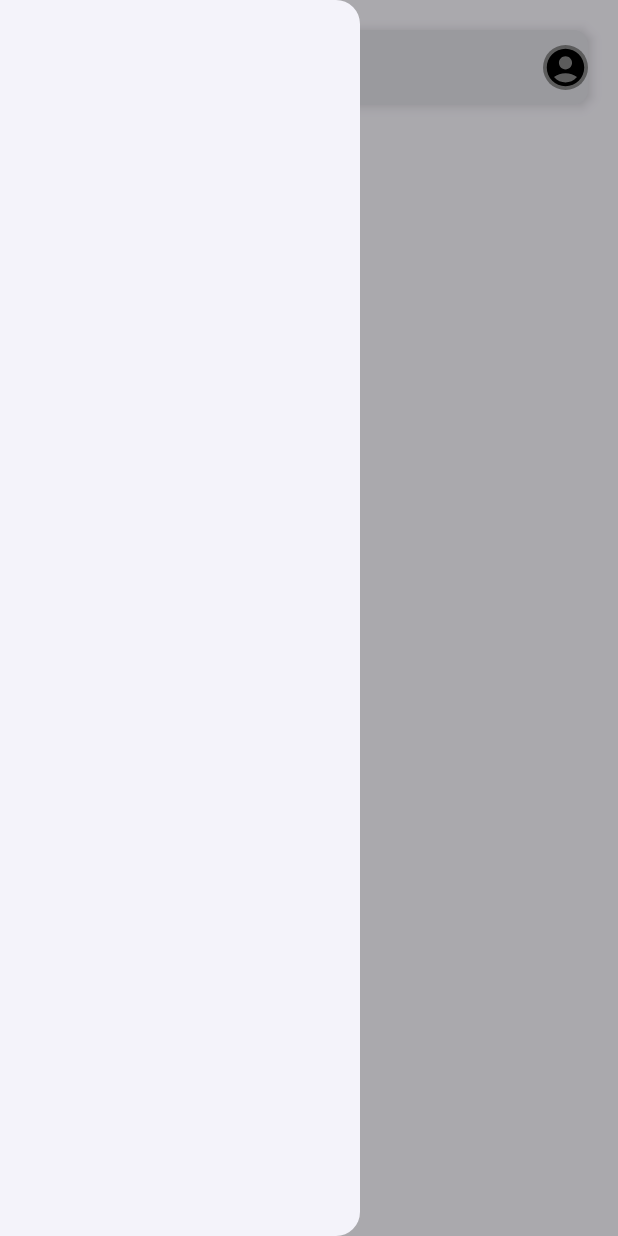
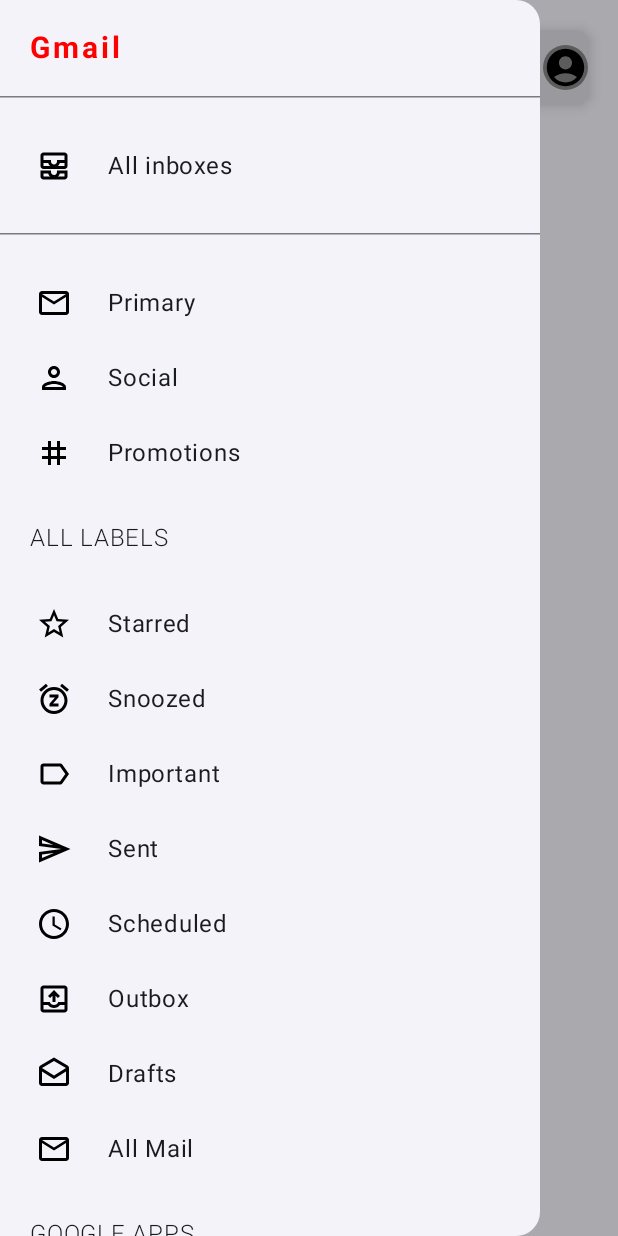
Before and after one commit to darjijignesh/GmailClone, an Android app built with Jetpack Compose: the screen it shows after launch (MainActivity), after a tap on "Menu", on a phone screen of 412 x 824 dp. Run offline under Robolectric (Android 15) with nearby library versions, the phone set to English and light mode, and no system bars.

Commit message:
Created Material3 Drawer with Raw Data

```diff
--- a/app/build.gradle.kts
+++ b/app/build.gradle.kts
@@ -59,6 +59,7 @@ dependencies {
     implementation(libs.androidx.ui.graphics)
     implementation(libs.androidx.ui.tooling.preview)
     implementation(libs.androidx.material3)
+    implementation(libs.androidx.material3.icon)
     testImplementation(libs.junit)
     androidTestImplementation(libs.androidx.junit)
     androidTestImplementation(libs.androidx.espresso.core)
--- /dev/null
+++ b/app/src/main/java/com/jignesh/gmailclone/DrawerMenuData.kt
@@ -0,0 +1,121 @@
+package com.jignesh.gmailclone
+
+import androidx.compose.material.icons.Icons
+import androidx.compose.material.icons.automirrored.outlined.Help
+import androidx.compose.material.icons.automirrored.outlined.Label
+import androidx.compose.material.icons.automirrored.outlined.Send
+import androidx.compose.material.icons.outlined.AllInbox
+import androidx.compose.material.icons.outlined.CalendarToday
+import androidx.compose.material.icons.outlined.Contacts
+import androidx.compose.material.icons.outlined.Drafts
+import androidx.compose.material.icons.outlined.Mail
+import androidx.compose.material.icons.outlined.MailOutline
+import androidx.compose.material.icons.outlined.Outbox
+import androidx.compose.material.icons.outlined.Person
+import androidx.compose.material.icons.outlined.Schedule
+import androidx.compose.material.icons.outlined.Settings
+import androidx.compose.material.icons.outlined.Snooze
+import androidx.compose.material.icons.outlined.StarOutline
+import androidx.compose.material.icons.outlined.Tag
+import androidx.compose.ui.graphics.vector.ImageVector
+
+sealed class DrawerMenuData(
+    val icon: ImageVector? = null, val title: String? = null,
+    val isDivider: Boolean = false, val isHeader: Boolean = false
+) {
+    object AllInboxes : DrawerMenuData(
+        icon = Icons.Outlined.AllInbox,
+        title = "All inboxes"
+    )
+
+    object Primary : DrawerMenuData(
+        icon = Icons.Outlined.MailOutline,
+        title = "Primary"
+    )
+
+    object Social : DrawerMenuData(
+        icon = Icons.Outlined.Person,
+        title = "Social"
+    )
+
+    object Promotions : DrawerMenuData(
+        icon = Icons.Outlined.Tag,
+        title = "Promotions",
+    )
+
+    object Starred : DrawerMenuData(
+        icon = Icons.Outlined.StarOutline,
+        title = "Starred"
+    )
+
+    object Snoozed : DrawerMenuData(
+        icon = Icons.Outlined.Snooze,
+        title = "Snoozed"
+    )
+
+    object Important : DrawerMenuData(
+        icon = Icons.AutoMirrored.Outlined.Label,
+        title = "Important"
+    )
+
+    object Sent : DrawerMenuData(
+        icon = Icons.AutoMirrored.Outlined.Send,
+        title = "Sent"
+    )
+
+    object Schedule : DrawerMenuData(
+        icon = Icons.Outlined.Schedule,
+        title = "Scheduled"
+    )
+
+    object Outbox : DrawerMenuData(
+        icon = Icons.Outlined.Outbox,
+        title = "Outbox"
+    )
+
+    object Draft : DrawerMenuData(
+        icon = Icons.Outlined.Drafts,
+        title = "Drafts"
+    )
+
+    object AllMail : DrawerMenuData(
+        icon = Icons.Outlined.Mail,
+        title = "All Mail"
+    )
+
+    object Calendar : DrawerMenuData(
+        icon = Icons.Outlined.CalendarToday,
+        title = "Calendar"
+    )
+
+    object Contacts : DrawerMenuData(
+        icon = Icons.Outlined.Contacts,
+        title = "Contacts"
+    )
+
+    object Setting : DrawerMenuData(
+        icon = Icons.Outlined.Settings,
+        title = "Settings"
+    )
+
+    object Help : DrawerMenuData(
+        icon = Icons.AutoMirrored.Outlined.Help,
+        title = "Help & FeedBack"
+    )
+
+    object Divider : DrawerMenuData(
+        isDivider = true
+    )
+
+    object HeaderOne : DrawerMenuData(
+        isHeader = true,
+        title = "ALL LABELS"
+    )
+
+    object HeaderTwo : DrawerMenuData(
+        isHeader = true,
+        title = "GOOGLE APPS"
+    )
+
+
+}
--- a/app/src/main/java/com/jignesh/gmailclone/MainActivity.kt
+++ b/app/src/main/java/com/jignesh/gmailclone/MainActivity.kt
@@ -5,10 +5,13 @@ import android.util.Log
 import androidx.activity.ComponentActivity
 import androidx.activity.compose.setContent
 import androidx.activity.enableEdgeToEdge
+import androidx.compose.foundation.ScrollState
 import androidx.compose.foundation.layout.padding
 import androidx.compose.foundation.layout.statusBarsPadding
+import androidx.compose.foundation.rememberScrollState
 import androidx.compose.material3.DrawerState
 import androidx.compose.material3.DrawerValue
+import androidx.compose.material3.HorizontalDivider
 import androidx.compose.material3.MaterialTheme
 import androidx.compose.material3.ModalDrawerSheet
 import androidx.compose.material3.ModalNavigationDrawer
@@ -20,6 +23,7 @@ import androidx.compose.runtime.Composable
 import androidx.compose.runtime.rememberCoroutineScope
 import androidx.compose.ui.Modifier
 import androidx.compose.ui.tooling.preview.Preview
+import com.jignesh.gmailclone.components.GmailDrawerMenu
 import com.jignesh.gmailclone.components.HomeAppBar
 import com.jignesh.gmailclone.ui.theme.GmailCloneTheme
 import kotlinx.coroutines.CoroutineScope
@@ -42,11 +46,12 @@ class MainActivity : ComponentActivity() {
 fun GmailUI() {
     val drawerState = rememberDrawerState(DrawerValue.Closed)
     val scope = rememberCoroutineScope()
+    val state = rememberScrollState()
     ModalNavigationDrawer(
         drawerState = drawerState,
         drawerContent = {
             ModalDrawerSheet {
-                // Drawer contents
+              GmailDrawerMenu(state)
             }
         },
         gesturesEnabled = true
@@ -57,8 +62,6 @@ fun GmailUI() {
 }
 @Composable
 fun ScreenContent(drawerState: DrawerState, scope: CoroutineScope){
-
-
     Scaffold(
         topBar = {
             HomeAppBar(modifier = Modifier.statusBarsPadding(),drawerState,scope)
--- /dev/null
+++ b/app/src/main/java/com/jignesh/gmailclone/components/GmailDrawerMenu.kt
@@ -0,0 +1,101 @@
+package com.jignesh.gmailclone.components
+
+import androidx.compose.foundation.Image
+import androidx.compose.foundation.ScrollState
+import androidx.compose.foundation.layout.Column
+import androidx.compose.foundation.layout.Row
+import androidx.compose.foundation.layout.fillMaxWidth
+import androidx.compose.foundation.layout.height
+import androidx.compose.foundation.layout.padding
+import androidx.compose.foundation.verticalScroll
+import androidx.compose.material3.HorizontalDivider
+import androidx.compose.material3.Text
+import androidx.compose.runtime.Composable
+import androidx.compose.ui.Alignment
+import androidx.compose.ui.Modifier
+import androidx.compose.ui.graphics.Color
+import androidx.compose.ui.res.colorResource
+import androidx.compose.ui.text.font.FontWeight
+import androidx.compose.ui.unit.dp
+import androidx.compose.ui.unit.sp
+import com.jignesh.gmailclone.DrawerMenuData
+
+@Composable
+fun GmailDrawerMenu(state: ScrollState) {
+    val menuList = listOf(
+        DrawerMenuData.Divider,
+        DrawerMenuData.AllInboxes,
+        DrawerMenuData.Divider,
+        DrawerMenuData.Primary,
+        DrawerMenuData.Social,
+        DrawerMenuData.Promotions,
+        DrawerMenuData.HeaderOne,
+        DrawerMenuData.Starred,
+        DrawerMenuData.Snoozed,
+        DrawerMenuData.Important,
+        DrawerMenuData.Sent,
+        DrawerMenuData.Schedule,
+        DrawerMenuData.Outbox,
+        DrawerMenuData.Draft,
+        DrawerMenuData.AllMail,
+        DrawerMenuData.HeaderTwo,
+        DrawerMenuData.Calendar,
+        DrawerMenuData.Contacts,
+        DrawerMenuData.Divider,
+        DrawerMenuData.Setting,
+        DrawerMenuData.Help
+    )
+
+
+
+    Column(modifier = Modifier.verticalScroll(state)) {
+        Text(
+            text = "Gmail",
+            modifier = Modifier.padding(start = 20.dp, top = 20.dp),
+            fontSize = 20.sp,
+            letterSpacing = 2.sp,
+            color = Color.Red,
+            fontWeight = FontWeight.Bold
+
+        )
+
+        menuList.forEach { item ->
+            when {
+                item.isHeader -> {
+                    Text(text = item.title!!, fontWeight = FontWeight.Light, modifier = Modifier.padding(20.dp))
+                }
+
+                item.isDivider -> {
+                    HorizontalDivider(modifier = Modifier.padding(top = 20.dp, bottom = 20.dp))
+                }
+
+                else -> {
+                    MenuRowItem(item)
+                }
+            }
+        }
+
+    }
+}
+
+@Composable
+fun MenuRowItem(item: DrawerMenuData) {
+    Row(
+        modifier = Modifier
+            .fillMaxWidth()
+            .height(50.dp),
+        verticalAlignment = Alignment.CenterVertically
+
+    ) {
+        Image(
+            imageVector = item.icon!!,
+            contentDescription = item.title,
+            modifier = Modifier.weight(0.5f)
+        )
+        Text(
+            text = item.title!!, modifier = Modifier
+                .weight(2.0f)
+        )
+
+    }
+}
--- a/gradle/libs.versions.toml
+++ b/gradle/libs.versions.toml
@@ -23,7 +23,8 @@ androidx-ui-tooling = { group = "androidx.compose.ui", name = "ui-tooling" }
 androidx-ui-tooling-preview = { group = "androidx.compose.ui", name = "ui-tooling-preview" }
 androidx-ui-test-manifest = { group = "androidx.compose.ui", name = "ui-test-manifest" }
 androidx-ui-test-junit4 = { group = "androidx.compose.ui", name = "ui-test-junit4" }
-androidx-material3 = { group = "androidx.compose.material3", name = "material3", version = "1.3.1" }
+androidx-material3 = { group = "androidx.compose.material3", name = "material3" }
+androidx-material3-icon = { group = "androidx.compose.material", name = "material-icons-extended" }
 
 [plugins]
 android-application = { id = "com.android.application", version.ref = "agp" }
```
